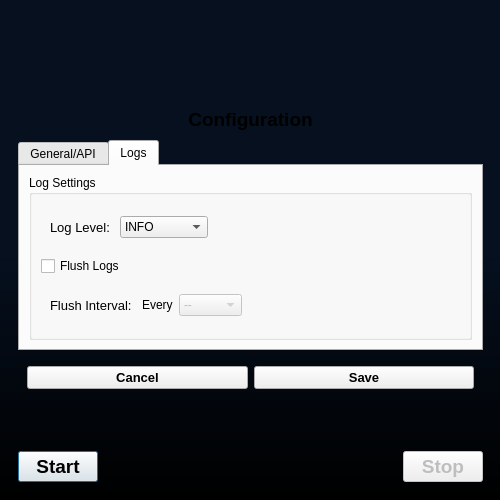
The window that src/ui/MainWindow.ui (bitcap-co/bitcap-ipr) describes before a commit, drawn with Qt 5.
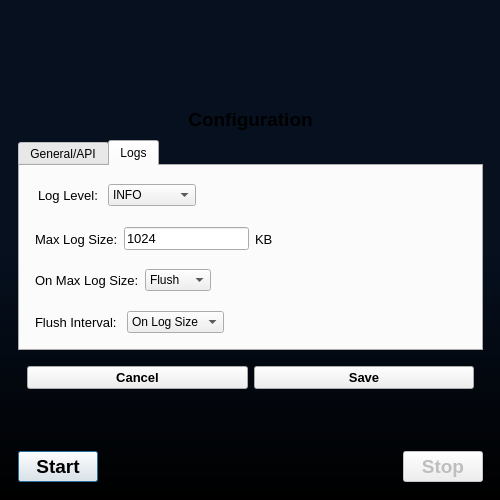
The same window after the commit. The open tabs and pages were chosen to show the change.

The edit to the form file:
```diff
--- a/src/ui/MainWindow.ui
+++ b/src/ui/MainWindow.ui
@@ -390,12 +390,6 @@
             </attribute>
             <layout class="QVBoxLayout" name="verticalLayout_4">
              <item>
-              <widget class="QGroupBox" name="iprLog">
-               <property name="title">
-                <string>Log Settings</string>
-               </property>
-               <layout class="QVBoxLayout" name="verticalLayout_6">
-                <item>
                  <widget class="QWidget" name="hwrapper" native="true">
                   <layout class="QHBoxLayout" name="horizontalLayout_7">
                    <item>
@@ -457,15 +451,165 @@
                  </widget>
                 </item>
                 <item>
-                 <widget class="QCheckBox" name="checkFlushLogs">
+              <widget class="QWidget" name="hwrapper_5" native="true">
+               <layout class="QHBoxLayout" name="horizontalLayout_10">
+                <property name="leftMargin">
+                 <number>6</number>
+                </property>
+                <property name="topMargin">
+                 <number>6</number>
+                </property>
+                <property name="rightMargin">
+                 <number>6</number>
+                </property>
+                <property name="bottomMargin">
+                 <number>6</number>
+                </property>
+                <item>
+                 <widget class="QLabel" name="label_7">
+                  <property name="font">
+                   <font>
+                    <pointsize>10</pointsize>
+                   </font>
+                  </property>
                   <property name="text">
-                   <string>Flush Logs</string>
+                   <string>Max Log Size:</string>
                   </property>
+                 </widget>
+                </item>
+                <item>
+                 <widget class="QLineEdit" name="lineMaxLogSize">
+                  <property name="sizePolicy">
+                   <sizepolicy hsizetype="Preferred" vsizetype="Fixed">
+                    <horstretch>0</horstretch>
+                    <verstretch>0</verstretch>
+                   </sizepolicy>
+                  </property>
+                  <property name="minimumSize">
+                   <size>
+                    <width>70</width>
+                    <height>0</height>
+                   </size>
+                  </property>
+                  <property name="font">
+                   <font>
+                    <pointsize>10</pointsize>
+                   </font>
+                  </property>
+                  <property name="inputMask">
+                   <string>9999</string>
+                  </property>
+                  <property name="text">
+                   <string>1024</string>
+                  </property>
+                  <property name="echoMode">
+                   <enum>QLineEdit::Normal</enum>
+                  </property>
+                  <property name="cursorPosition">
+                   <number>0</number>
+                  </property>
+                 </widget>
+                </item>
+                <item>
+                 <widget class="QLabel" name="label_9">
+                  <property name="font">
+                   <font>
+                    <pointsize>10</pointsize>
+                   </font>
+                  </property>
+                  <property name="text">
+                   <string>KB</string>
+                  </property>
+                 </widget>
+                </item>
+                <item>
+                 <spacer name="horizontalSpacer_6">
+                  <property name="orientation">
+                   <enum>Qt::Horizontal</enum>
+                  </property>
+                  <property name="sizeHint" stdset="0">
+                   <size>
+                    <width>40</width>
+                    <height>20</height>
+                   </size>
+                  </property>
+                 </spacer>
+                </item>
+               </layout>
+              </widget>
+             </item>
+             <item>
+              <widget class="QWidget" name="hwrapper_6" native="true">
+               <layout class="QHBoxLayout" name="horizontalLayout_11">
+                <property name="leftMargin">
+                 <number>6</number>
+                </property>
+                <property name="topMargin">
+                 <number>6</number>
+                </property>
+                <property name="rightMargin">
+                 <number>6</number>
+                </property>
+                <property name="bottomMargin">
+                 <number>6</number>
+                </property>
+                <item>
+                 <widget class="QLabel" name="label_8">
+                  <property name="font">
+                   <font>
+                    <pointsize>10</pointsize>
+                   </font>
+                  </property>
+                  <property name="text">
+                   <string>On Max Log Size:</string>
+                  </property>
+                 </widget>
+                </item>
+                <item>
+                 <widget class="QComboBox" name="comboOnMaxLogSize">
+                  <item>
+                   <property name="text">
+                    <string>Flush</string>
+                   </property>
+                  </item>
+                  <item>
+                   <property name="text">
+                    <string>Rotate</string>
+                   </property>
+                  </item>
+                 </widget>
+                </item>
+                <item>
+                 <spacer name="horizontalSpacer_3">
+                  <property name="orientation">
+                   <enum>Qt::Horizontal</enum>
+                  </property>
+                  <property name="sizeHint" stdset="0">
+                   <size>
+                    <width>40</width>
+                    <height>20</height>
+                   </size>
+                  </property>
+                 </spacer>
+                </item>
+               </layout>
                  </widget>
                 </item>
                 <item>
                  <widget class="QWidget" name="hwrapper_4" native="true">
                   <layout class="QHBoxLayout" name="horizontalLayout_9">
+                <property name="leftMargin">
+                 <number>6</number>
+                </property>
+                <property name="topMargin">
+                 <number>6</number>
+                </property>
+                <property name="rightMargin">
+                 <number>6</number>
+                </property>
+                <property name="bottomMargin">
+                 <number>6</number>
+                </property>
                    <item>
                     <widget class="QLabel" name="label_6">
                      <property name="font">
@@ -481,24 +625,14 @@
                      </property>
                     </widget>
                    </item>
-                   <item>
-                    <widget class="QLabel" name="label_7">
-                     <property name="text">
-                      <string>Every</string>
-                     </property>
-                     <property name="StyleClass" stdset="0">
-                      <string>setText</string>
-                     </property>
-                    </widget>
-                   </item>
                    <item>
                     <widget class="QComboBox" name="comboFlushInterval">
                      <property name="enabled">
-                      <bool>false</bool>
+                   <bool>true</bool>
                      </property>
                      <item>
                       <property name="text">
-                       <string>--</string>
+                    <string>On Log Size</string>
                       </property>
                      </item>
                      <item>
@@ -535,9 +669,6 @@
                       </size>
                      </property>
                     </spacer>
-                   </item>
-                  </layout>
-                 </widget>
                 </item>
                </layout>
               </widget>
```
Left out of the diff: 22 changed lines with no effect on the pictures. Lines whose indentation alone changed are shown as unchanged.
